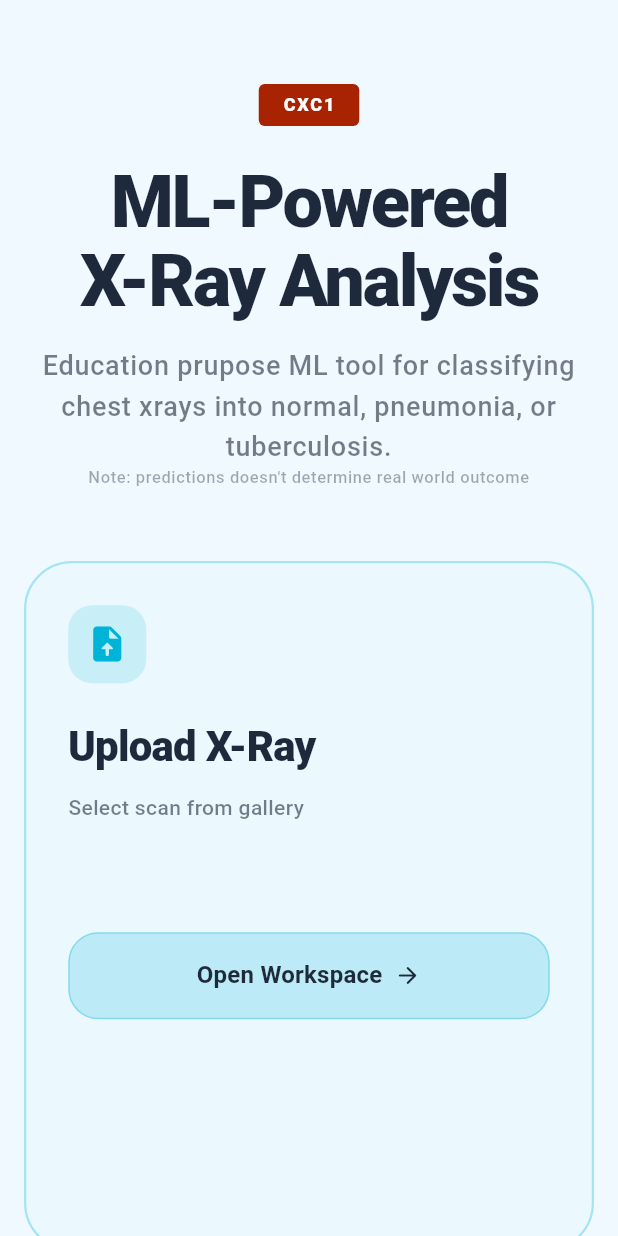
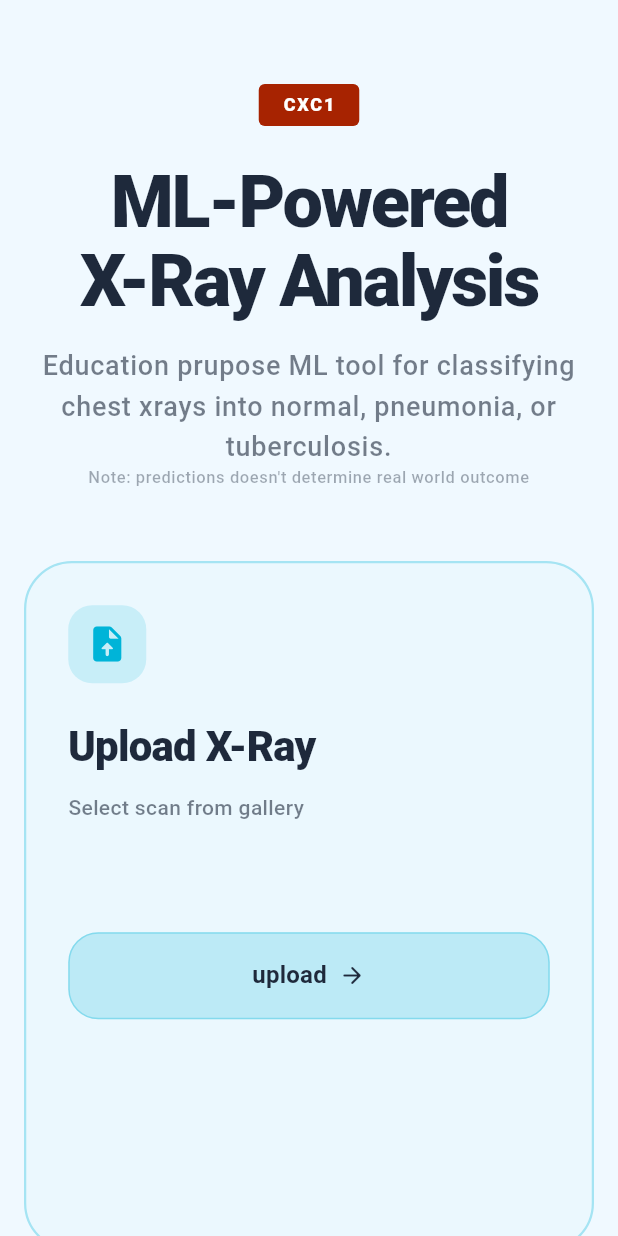
Before and after one commit to joshanjohn/CXC-FYP-Griffith, a Flutter app: the MainShell screen opened directly, on a phone screen of 412 x 824 dp. Run offline on Flutter 3.47's test engine with Material 3 defaults, Android fonts, the phone set to English and light mode, and no system bars; our stand-ins replace camera, dotted_border, file_picker, flutter_screenutil, image_picker, permission_handler; missing offline and left inert: desktop_drop; Roboto replaces fonts that are missing (Outfit).

Commit message:
(fix) mobile prediction and include supports for png formats

```diff
--- a/frontend/lib/app/routes.dart
+++ b/frontend/lib/app/routes.dart
@@ -1,5 +1,5 @@
 import 'package:flutter/material.dart';
-import '../features/prediction/pages/workspace_page.dart';
+import '../features/prediction/pages/dashboad_page.dart';
 import '../features/prediction/pages/image_preview_page.dart';
 import '../features/prediction/pages/permission_error_page.dart';
 import '../features/auth/pages/login_page.dart';
@@ -20,7 +20,7 @@ class AppRoutes {
     shell: (context) => const MainShell(),
     login: (context) => const LoginPage(),
     signup: (context) => const SignupPage(),
-    workspace: (context) => const WorkspacePage(),
+    workspace: (context) => const DashboardPage(),
     error: (context) =>
         const PermissionErrorPage(permissionName: '', description: ''),
   };
--- a/frontend/lib/features/prediction/pages/workspace_page.dart
+++ b/frontend/lib/features/prediction/pages/dashboad_page.dart
@@ -5,20 +5,20 @@ import '../../../data/datasources/image_datasource.dart';
 import '../../../app/themes/app_colors.dart';
 import '../../../core/constants/app_constants.dart';
 import '../../../shared/responsive/responsive_helper.dart';
-import '../widgets/workspace_card.dart';
+import '../widgets/dashboard_card.dart';
 import '../widgets/drag_drop_zone.dart';
 import '../../../shared/widgets/adaptive_button.dart';
 import 'image_preview_page.dart';
 import 'permission_error_page.dart';
 
-class WorkspacePage extends StatefulWidget {
-  const WorkspacePage({super.key});
+class DashboardPage extends StatefulWidget {
+  const DashboardPage({super.key});
 
   @override
-  State<WorkspacePage> createState() => _WorkspacePageState();
+  State<DashboardPage> createState() => _DashboardPageState();
 }
 
-class _WorkspacePageState extends State<WorkspacePage> {
+class _DashboardPageState extends State<DashboardPage> {
   final ImageDatasource _imageService = ImageDatasource();
   bool _isProcessing = false;
 
@@ -367,7 +367,7 @@ class _WorkspacePageState extends State<WorkspacePage> {
     required Color color,
     required VoidCallback onTap,
   }) {
-    return WorkspaceCard(
+    return DashboardCard(
       title: title,
       subtitle: subtitle,
       icon: icon,
--- a/frontend/lib/features/prediction/widgets/workspace_card.dart
+++ b/frontend/lib/features/prediction/widgets/dashboard_card.dart
@@ -1,7 +1,7 @@
 import 'package:flutter/material.dart';
 import '../../../core/constants/app_constants.dart';
 
-class WorkspaceCard extends StatefulWidget {
+class DashboardCard extends StatefulWidget {
   final String title;
   final String subtitle;
   final List<String> features;
@@ -9,7 +9,7 @@ class WorkspaceCard extends StatefulWidget {
   final Color themeColor;
   final VoidCallback onTap;
 
-  const WorkspaceCard({
+  const DashboardCard({
     super.key,
     required this.title,
     required this.subtitle,
@@ -20,10 +20,10 @@ class WorkspaceCard extends StatefulWidget {
   });
 
   @override
-  State<WorkspaceCard> createState() => _WorkspaceCardState();
+  State<DashboardCard> createState() => _DashboardCardState();
 }
 
-class _WorkspaceCardState extends State<WorkspaceCard>
+class _DashboardCardState extends State<DashboardCard>
     with SingleTickerProviderStateMixin {
   bool _isHovered = false;
 
@@ -132,7 +132,7 @@ class _WorkspaceCardState extends State<WorkspaceCard>
                   mainAxisAlignment: MainAxisAlignment.center,
                   children: [
                     Text(
-                      'Open Workspace',
+                      'upload',
                       style: theme.textTheme.titleMedium?.copyWith(
                         color: theme.colorScheme.onSurface,
                         fontWeight: FontWeight.w700,
--- a/frontend/lib/features/prediction/widgets/image_uploader.dart
+++ b/frontend/lib/features/prediction/widgets/image_uploader.dart
@@ -17,7 +17,8 @@ class _ImageUploaderState extends State<ImageUploader> {
 
   Future<void> _pickImage() async {
     final result = await FilePicker.platform.pickFiles(
-      type: FileType.image,
+      type: FileType.custom,
+      allowedExtensions: ['jpg', 'jpeg', 'png'],
       withData: true,
     );
 
--- a/frontend/lib/shared/widgets/navigation_shell.dart
+++ b/frontend/lib/shared/widgets/navigation_shell.dart
@@ -1,7 +1,7 @@
 import 'package:flutter/material.dart';
 import '../../app/themes/app_colors.dart';
 import '../../shared/responsive/responsive_helper.dart';
-import '../../features/prediction/pages/workspace_page.dart';
+import '../../features/prediction/pages/dashboad_page.dart';
 
 class MainShell extends StatelessWidget {
   const MainShell({super.key});
@@ -15,7 +15,7 @@ class MainShell extends StatelessWidget {
       body: Column(
         children: [
           if (!isMobile) _buildDesktopHeader(context, theme),
-          const Expanded(child: WorkspacePage()),
+          const Expanded(child: DashboardPage()),
         ],
       ),
     );
```
Also changed, not shown: frontend/lib/data/datasources/image_datasource.dart (+11 -1 lines), frontend/lib/features/prediction/pages/image_preview_page.dart (+8 -2 lines), 3 other files.
